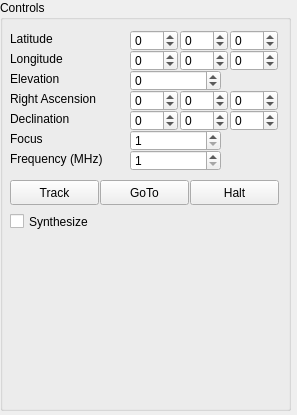
Qt form inputs.ui (ahp-electronics/xc-gui) before a commit.
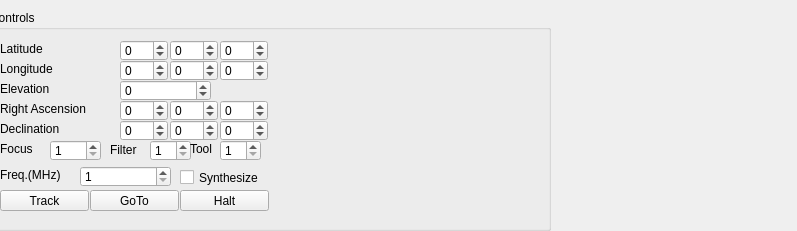
The same form after that commit.

The edit to the form file:
```diff
--- a/inputs.ui
+++ b/inputs.ui
@@ -9,8 +9,8 @@
    <rect>
     <x>0</x>
     <y>0</y>
-    <width>297</width>
-    <height>415</height>
+    <width>797</width>
+    <height>231</height>
    </rect>
   </property>
   <property name="acceptDrops">
@@ -22,10 +22,10 @@
   <widget class="QGroupBox" name="infos">
    <property name="geometry">
     <rect>
-     <x>0</x>
-     <y>0</y>
-     <width>291</width>
-     <height>411</height>
+     <x>-10</x>
+     <y>10</y>
+     <width>561</width>
+     <height>221</height>
     </rect>
    </property>
    <property name="title">
@@ -66,10 +66,10 @@
    <widget class="QLabel" name="infoLabel">
     <property name="geometry">
      <rect>
-      <x>20</x>
-      <y>240</y>
+      <x>290</x>
+      <y>30</y>
       <width>261</width>
-      <height>161</height>
+      <height>171</height>
      </rect>
     </property>
     <property name="text">
@@ -125,13 +125,13 @@
     <property name="geometry">
      <rect>
       <x>10</x>
-      <y>150</y>
-      <width>121</width>
+      <y>156</y>
+      <width>81</width>
       <height>17</height>
      </rect>
     </property>
     <property name="text">
-     <string>Frequency (MHz)</string>
+     <string>Freq.(MHz)</string>
     </property>
    </widget>
    <widget class="QSpinBox" name="Lon_0">
@@ -317,8 +317,8 @@
    <widget class="QSpinBox" name="Frequency">
     <property name="geometry">
      <rect>
-      <x>130</x>
-      <y>150</y>
+      <x>90</x>
+      <y>156</y>
       <width>91</width>
       <height>21</height>
      </rect>
@@ -352,7 +352,7 @@
       <x>10</x>
       <y>180</y>
       <width>89</width>
-      <height>25</height>
+      <height>21</height>
      </rect>
     </property>
     <property name="text">
@@ -365,7 +365,7 @@
       <x>100</x>
       <y>180</y>
       <width>89</width>
-      <height>25</height>
+      <height>21</height>
      </rect>
     </property>
     <property name="text">
@@ -378,7 +378,7 @@
       <x>190</x>
       <y>180</y>
       <width>89</width>
-      <height>25</height>
+      <height>21</height>
      </rect>
     </property>
     <property name="text">
@@ -388,8 +388,8 @@
    <widget class="QCheckBox" name="Synthesize">
     <property name="geometry">
      <rect>
-      <x>10</x>
-      <y>210</y>
+      <x>190</x>
+      <y>156</y>
       <width>101</width>
       <height>23</height>
      </rect>
@@ -403,7 +403,7 @@
      <rect>
       <x>10</x>
       <y>130</y>
-      <width>111</width>
+      <width>51</width>
       <height>17</height>
      </rect>
     </property>
@@ -414,9 +414,9 @@
    <widget class="QSpinBox" name="Focus">
     <property name="geometry">
      <rect>
-      <x>130</x>
+      <x>60</x>
       <y>130</y>
-      <width>91</width>
+      <width>51</width>
       <height>21</height>
      </rect>
     </property>
@@ -424,7 +424,65 @@
      <number>1</number>
     </property>
     <property name="maximum">
-     <number>900000000</number>
+     <number>16777216</number>
+    </property>
+   </widget>
+   <widget class="QLabel" name="label_8">
+    <property name="geometry">
+     <rect>
+      <x>120</x>
+      <y>130</y>
+      <width>41</width>
+      <height>20</height>
+     </rect>
+    </property>
+    <property name="text">
+     <string>Filter</string>
+    </property>
+   </widget>
+   <widget class="QSpinBox" name="Filter">
+    <property name="geometry">
+     <rect>
+      <x>160</x>
+      <y>130</y>
+      <width>41</width>
+      <height>21</height>
+     </rect>
+    </property>
+    <property name="minimum">
+     <number>1</number>
+    </property>
+    <property name="maximum">
+     <number>24</number>
+    </property>
+   </widget>
+   <widget class="QLabel" name="label_10">
+    <property name="geometry">
+     <rect>
+      <x>200</x>
+      <y>130</y>
+      <width>31</width>
+      <height>17</height>
+     </rect>
+    </property>
+    <property name="text">
+     <string>Tool</string>
+    </property>
+   </widget>
+   <widget class="QSpinBox" name="Instrument">
+    <property name="geometry">
+     <rect>
+      <x>230</x>
+      <y>130</y>
+      <width>41</width>
+      <height>21</height>
+     </rect>
+    </property>
+    <property name="minimum">
+     <number>1</number>
+    </property>
+    <property name="maximum">
+     <number>24</number>
     </property>
    </widget>
   </widget>
```
